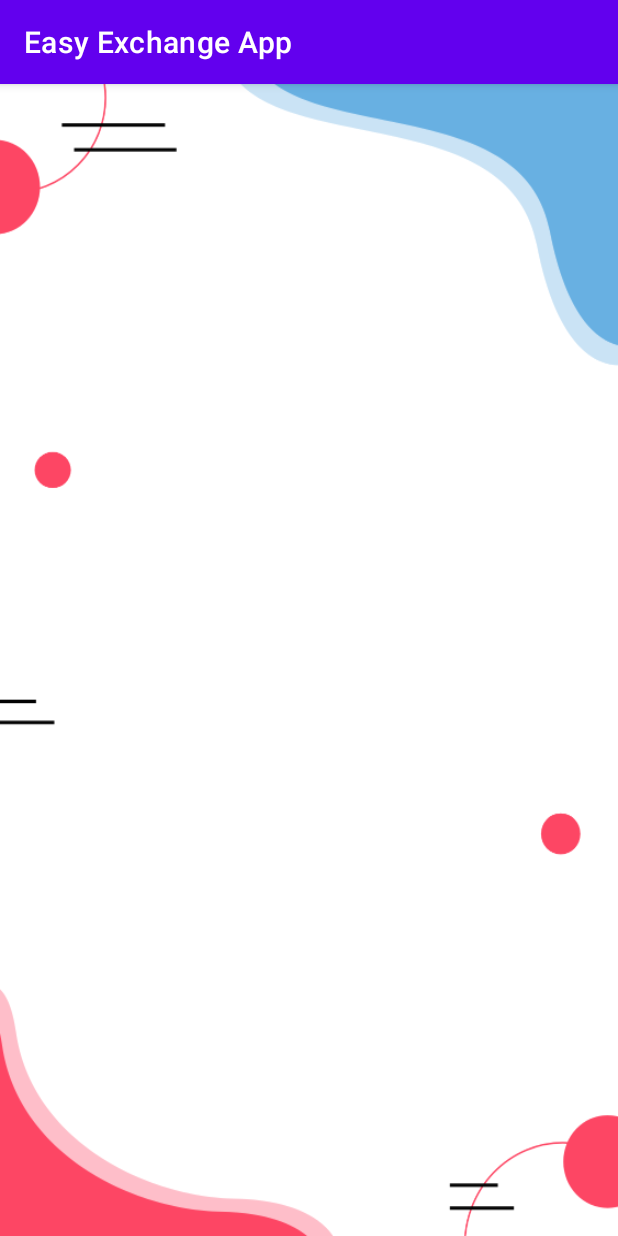
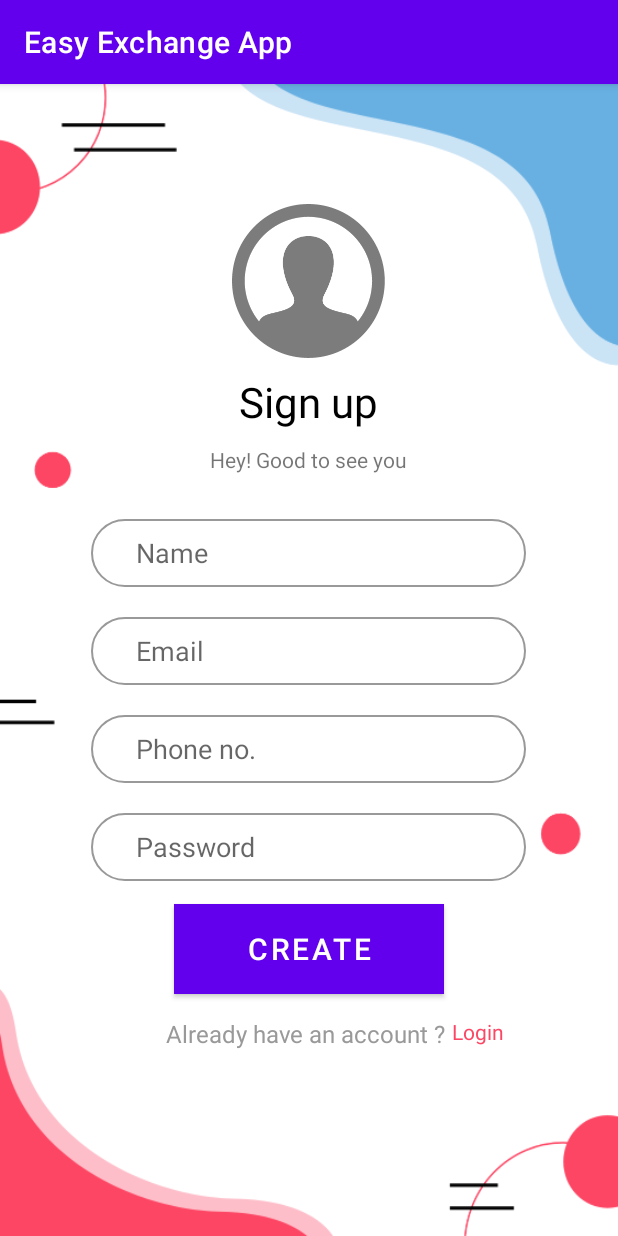
Before and after one commit to elvis902/Easy-Exchange-App, an Android app: the screen it shows after launch (RegisterActivity), on a phone screen of 412 x 824 dp. Run offline under Robolectric (Android 15) with nearby library versions, the phone set to English and light mode, and no system bars.

Commit message:
Register Layout (Commit_1)

```diff
--- /dev/null
+++ b/app/src/main/res/drawable/rounded_text_fields.xml
@@ -0,0 +1,7 @@
+<?xml version="1.0" encoding="utf-8"?>
+<shape xmlns:android="http://schemas.android.com/apk/res/android">
+
+    <stroke android:color="@color/offBlack" android:width="1dp"/>
+    <corners android:radius="40dp"/>
+
+</shape>
--- /dev/null
+++ b/app/src/main/res/drawable/signup_button_bgr.xml
@@ -0,0 +1,5 @@
+<?xml version="1.0" encoding="utf-8"?>
+<shape xmlns:android="http://schemas.android.com/apk/res/android">
+
+    <solid android:color="@color/magenta_0"/>
+</shape>
--- a/app/src/main/res/layout/activity_register.xml
+++ b/app/src/main/res/layout/activity_register.xml
@@ -7,6 +7,111 @@
     tools:context=".RegisterActivity"
     android:background="@drawable/loginbgr">
 
+<ImageView
+    android:id="@+id/imageViewSignupMan"
+    android:layout_width="wrap_content"
+    android:layout_height="wrap_content"
+    android:src="@drawable/man_signup"
+    android:layout_centerHorizontal="true"
+    android:layout_marginTop="60dp"/>
+
+    <TextView
+        android:id="@+id/textViewSignUp"
+        android:layout_width="wrap_content"
+        android:layout_height="wrap_content"
+        android:text="Sign up"
+        android:textColor="@color/black"
+        android:textSize="28dp"
+        android:layout_below="@+id/imageViewSignupMan"
+        android:layout_centerHorizontal="true"
+        android:layout_marginTop="10dp"/>
+    <TextView
+        android:id="@+id/textViewGreetingText"
+        android:layout_width="wrap_content"
+        android:layout_height="wrap_content"
+        android:layout_below="@+id/textViewSignUp"
+        android:layout_centerHorizontal="true"
+        android:layout_marginTop="10dp"
+        android:text="Hey! Good to see you"/>
+    <LinearLayout
+        android:id="@+id/textFieldsHolder"
+        android:layout_width="290dp"
+        android:layout_height="wrap_content"
+        android:layout_below="@+id/textViewGreetingText"
+        android:layout_marginTop="30dp"
+        android:layout_centerHorizontal="true"
+        android:orientation="vertical">
+
+        <EditText
+            android:id="@+id/editTextPersonName"
+            android:paddingStart="30dp"
+            android:layout_width="match_parent"
+            android:layout_height="45dp"
+            android:ems="10"
+            android:inputType="textPersonName"
+            android:hint="Name"
+            android:background="@drawable/rounded_text_fields"/>
+        <EditText
+            android:id="@+id/editTextEmail"
+            android:paddingStart="30dp"
+            android:layout_width="match_parent"
+            android:layout_height="45dp"
+            android:layout_marginTop="20dp"
+            android:ems="10"
+            android:inputType="textEmailAddress"
+            android:hint="Email"
+            android:background="@drawable/rounded_text_fields"/>
+        <EditText
+            android:id="@+id/editTextPhoneNumber"
+            android:paddingStart="30dp"
+            android:layout_width="match_parent"
+            android:layout_height="45dp"
+            android:layout_marginTop="20dp"
+            android:ems="10"
+            android:inputType="phone"
+            android:hint="Phone no."
+            android:background="@drawable/rounded_text_fields"/>
+        <EditText
+            android:id="@+id/editTextPassword"
+            android:paddingStart="30dp"
+            android:layout_width="match_parent"
+            android:layout_height="45dp"
+            android:ems="10"
+            android:layout_marginTop="20dp"
+            android:inputType="numberPassword"
+            android:hint="Password"
+            android:background="@drawable/rounded_text_fields"/>
+    </LinearLayout>
+
+
+    <Button
+        android:id="@+id/buttonSignUp"
+        android:layout_width="180dp"
+        android:layout_height="60dp"
+        android:text="CREATE"
+        android:textSize="20sp"
+        android:background="@drawable/signup_button_bgr"
+        android:layout_below="@+id/textFieldsHolder"
+        android:layout_marginTop="15dp"
+        android:layout_centerHorizontal="true"/>
+    <TextView
+        android:id="@+id/textViewAccount"
+        android:layout_width="wrap_content"
+        android:layout_height="wrap_content"
+        android:text="Already have an account ? "
+        android:layout_below="@+id/buttonSignUp"
+        android:layout_marginTop="15dp"
+        android:textColor="@color/offBlack"
+        android:textSize="16dp"
+        android:layout_centerHorizontal="true"/>
+    <TextView
+        android:layout_width="wrap_content"
+        android:layout_height="wrap_content"
+        android:layout_toRightOf="@id/textViewAccount"
+        android:text="Login"
+        android:textColor="@color/magenta_0"
+        android:layout_below="@+id/buttonSignUp"
+        android:layout_marginTop="15dp"/>
 
 
 </RelativeLayout>
--- a/app/src/main/res/values/colors.xml
+++ b/app/src/main/res/values/colors.xml
@@ -6,6 +6,7 @@
     <color name="teal_200">#FF03DAC5</color>
     <color name="teal_700">#FF018786</color>
     <color name="black">#FF000000</color>
+    <color name="offBlack">#999999</color>
     <color name="white">#FFFFFFFF</color>
 
     <color name="blue_0">#BCE0FD</color>
```
